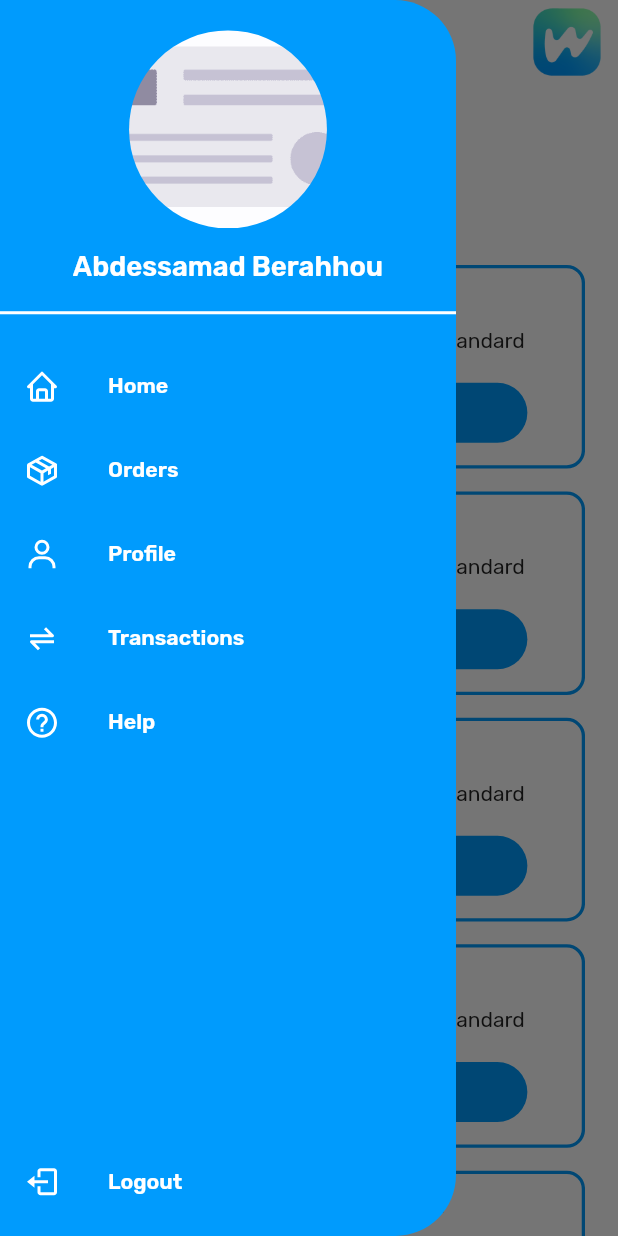
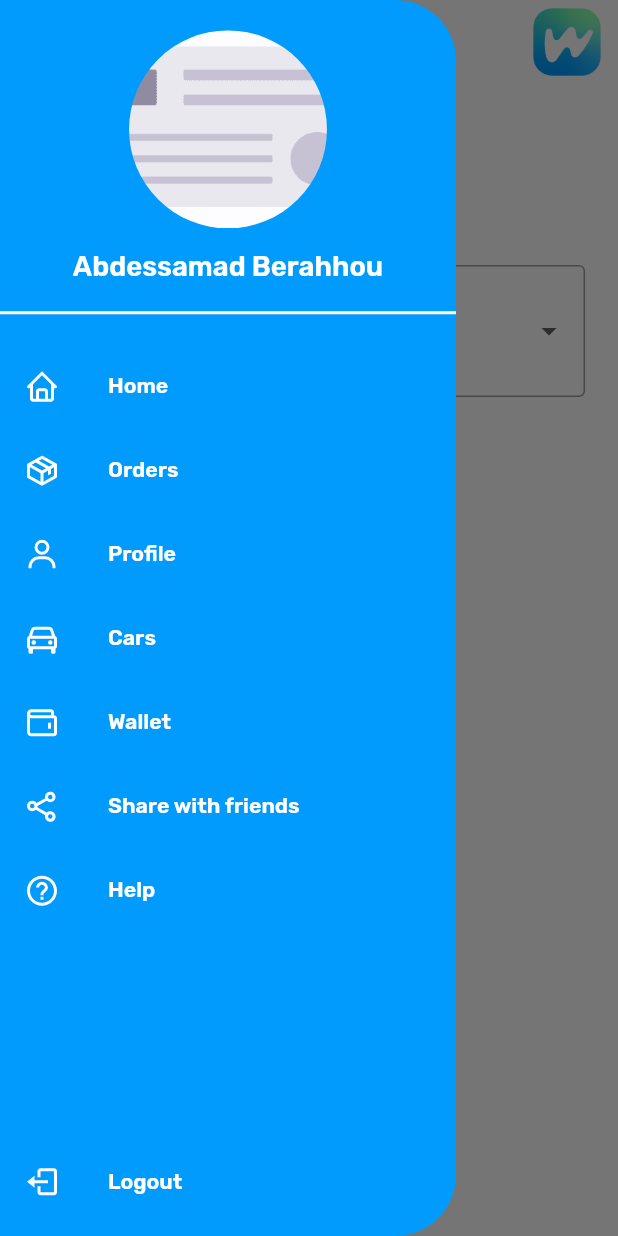
Before and after one commit to ladron099/washly, a Flutter app: the HomeScreen screen opened directly, with the side drawer open, on a phone screen of 412 x 824 dp. Run offline on Flutter 3.47's test engine with Material 2 defaults, Android fonts, the light colour scheme and no system bars; our stand-ins replace boxicons, country_code_picker, easy_localization, flutter_datetime_picker, flutter_screenutil, font_awesome_flutter and 8 more; accounts and stored records are empty.

Commit message:
static v1

```diff
--- a/analysis_options.yaml
+++ b/analysis_options.yaml
@@ -22,6 +22,8 @@ linter:
   # `// ignore_for_file: name_of_lint` syntax on the line or in the file
   # producing the lint.
   rules:
+    prefer_const_constructors: false
+    sized_box_for_whitespace: false
     # avoid_print: false  # Uncomment to disable the `avoid_print` rule
     # prefer_single_quotes: true  # Uncomment to enable the `prefer_single_quotes` rule
 
--- a/assets/translations/en.json
+++ b/assets/translations/en.json
@@ -86,5 +86,9 @@
     "confirmpassword":"Confirm password",
     "profilechange":"Change your profile picture",
     "uploadyourself":"Upload a picture of yourself",
-    "save":"Save"
+    "save":"Save",
+    "wearehappy":"We are happy you join us",
+    "cars":"Cars",
+    "wallet":"Wallet",
+    "sharewithfriends":"Share with friends"
 }
--- a/lib/views/components/drawer.dart
+++ b/lib/views/components/drawer.dart
@@ -10,6 +10,7 @@ import 'package:get/get.dart';
 import 'package:washly/utils/constants.dart';
 import 'package:washly/utils/services.dart';
 import 'package:washly/views/screens/help_screen.dart';
+import 'package:washly/views/screens/login_screen.dart';
 import 'package:washly/views/screens/orders_screen.dart';
 import 'package:washly/views/screens/profile_screen.dart';
 import 'package:washly/views/screens/transactions_screen.dart';
@@ -88,11 +89,24 @@ class CustomDrawer extends StatelessWidget {
                           },
                         ),
                         DrawerItem(
-                          title: 'transactions',
-                          icon: Boxicons.bx_transfer_alt,
+                          title: 'cars',
+                          icon: Boxicons.bx_car,
                           onTap: () {
                             Get.back();
-                            goTo(TransactionsScreen());
+                          },
+                        ),
+                        DrawerItem(
+                          title: 'wallet',
+                          icon: Boxicons.bx_wallet,
+                          onTap: () {
+                            Get.back();
+                          },
+                        ),
+                        DrawerItem(
+                          title: 'sharewithfriends',
+                          icon: Boxicons.bx_share_alt,
+                          onTap: () {
+                            Get.back();
                           },
                         ),
                         DrawerItem(
@@ -100,7 +114,6 @@ class CustomDrawer extends StatelessWidget {
                           icon: Boxicons.bx_help_circle,
                           onTap: () {
                              Get.back();
-                            goTo( HelpScreen  ());
                           },
                         ),
 
@@ -111,7 +124,9 @@ class CustomDrawer extends StatelessWidget {
                       child: DrawerItem(
                           title: 'logout',
                           icon: Boxicons.bx_log_out,
-                          onTap: () {},
+                          onTap: () {
+                            Get.offAll(()=>LoginScreen(), transition: Transition.rightToLeft);
+                          },
                         ),
                     ),
                   ],
--- a/lib/views/screens/home_screen.dart
+++ b/lib/views/screens/home_screen.dart
@@ -1,6 +1,8 @@
 import 'package:flutter/material.dart';
 import 'package:flutter_screenutil/flutter_screenutil.dart';
+import 'package:washly/utils/models/order.dart';
 import 'package:washly/utils/services.dart';
+import 'package:washly/utils/static_orders.dart';
 import 'package:washly/views/components/drawer.dart';
 import 'package:washly/views/components/widgets.dart';
 
@@ -28,17 +30,34 @@ class HomeScreen extends StatelessWidget {
             behavior: MyBehavior(),
             child: SingleChildScrollView(
               child: HomeWidget(
-                  widget: ListView.separated(
-                      shrinkWrap: true,
-                      physics: NeverScrollableScrollPhysics(),
-                      itemBuilder: (context, index) => OrderWidget(
-                            distance: 7,
-                            name: "Abdessamad Berahhou",
-                            imagePath: "assets/images/profile.png",
-                            orderType: "Standard",
-                          ),
-                      separatorBuilder: (context, index) => 15.verticalSpace,
-                      itemCount: 5)),
+                  widget: Column(
+                children: [
+                  InputDecorator(
+                    decoration:
+                        const InputDecoration(border: OutlineInputBorder()),
+                    child: DropdownButtonHideUnderline(
+                        child: DropdownButton<Order>(
+                      onChanged: (newValue) {},
+                      value: orders[0],
+                      items: orders.map<DropdownMenuItem<Order>>((Order value) {
+                        return DropdownMenuItem<Order>(
+                          value: value,
+                          child: Container(
+                              width: 270.w,
+                              height: 50.h,
+                              margin: EdgeInsets.only(bottom: 5.h),
+                              child: Row(
+                                children: [
+                                  Image.asset(value.orderCar!.carPicture!),
+                                  15.horizontalSpace,
+                                  Text(value.orderCar!.carName!)
+                              ],)),
+                        );
+                      }).toList(),
+                    )),
+                  ),
+                ],
+              )),
             ),
           ),
         ),
--- a/lib/views/screens/verify_phone_number.dart
+++ b/lib/views/screens/verify_phone_number.dart
@@ -7,7 +7,7 @@ import 'package:pin_code_text_field/pin_code_text_field.dart';
 import 'package:washly/utils/buttons.dart';
 import 'package:washly/utils/constants.dart';
 import 'package:washly/views/components/widgets.dart';
-import 'package:washly/views/screens/identity_screen.dart';
+import 'package:washly/views/screens/congrats_screen.dart';
 
 class VerifyPhoneScreen extends StatelessWidget {
   const VerifyPhoneScreen({super.key});
@@ -80,7 +80,7 @@ class VerifyPhoneScreen extends StatelessWidget {
               child: PrimaryButton(
                 onpress: () {
                   Get.to(
-                    () => IdentityScreen(),
+                    () => CongratsScreen(),
                   );
                 },
                 text: u.tr('verify'),
```
Also changed, not shown: lib/views/screens/congrats_screen.dart (+15 -10 lines), lib/views/screens/identity_screen.dart (deleted, +0 -82 lines), 1 other file.
